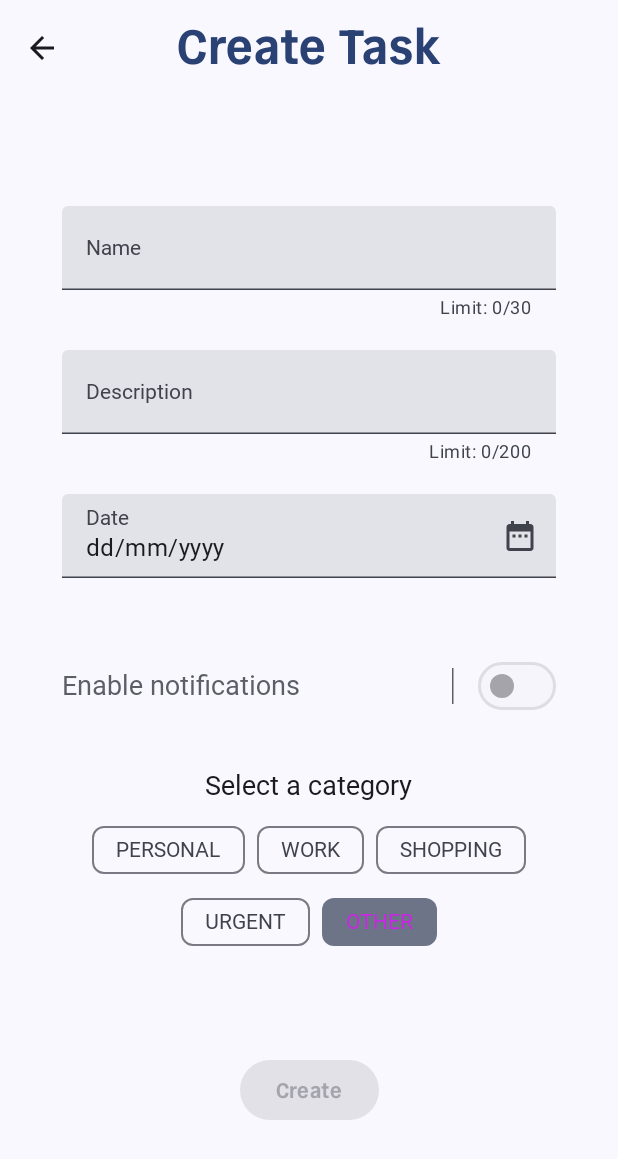
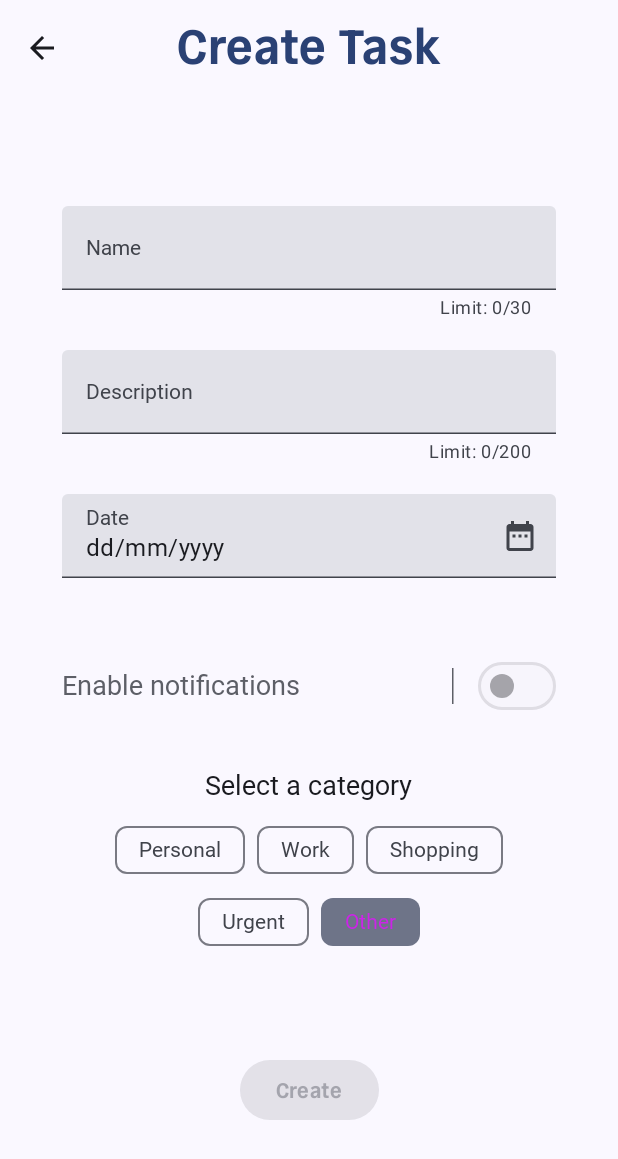
Before and after one commit to nicolasCristaldo/Task_Nest_Android_Compose, an Android app built with Jetpack Compose: the screen it shows after launch (MainActivity), after a tap on "Add Task", on a phone screen of 412 x 824 dp. Shown: the top 1159 px of the screen. Run offline under Robolectric (Android 15) with nearby library versions, the phone set to English and light mode, and no system bars; our stand-ins replace Dagger/Hilt's generated code, Room's generated code; Roboto replaces fonts that are not available here; 1 statement that could not run was skipped.

Commit message:
add languages

```diff
--- a/app/src/main/java/com/nicolascristaldo/tasknest/TaskNestApplication.kt
+++ b/app/src/main/java/com/nicolascristaldo/tasknest/TaskNestApplication.kt
@@ -19,8 +19,8 @@ class TaskNestApplication: Application() {
      * Creates a notification channel for task reminders.
      */
     private fun createNotificationChannel() {
-        val name = "Task Notifications"
-        val descriptionText = "Notifications for task reminders"
+        val name = getString(R.string.notification_channel_name)
+        val descriptionText = getString(R.string.notification_channel_description)
         val importance = NotificationManager.IMPORTANCE_DEFAULT
         val channel = NotificationChannel("TASK_CHANNEL_ID", name, importance).apply {
             description = descriptionText
--- a/app/src/main/java/com/nicolascristaldo/tasknest/data/worker/NotificationWorker.kt
+++ b/app/src/main/java/com/nicolascristaldo/tasknest/data/worker/NotificationWorker.kt
@@ -25,10 +25,11 @@ class TaskNotificationWorker @Inject constructor(
             val taskId = inputData.getInt("TASK_ID", 0)
             val taskName = inputData.getString("TASK_NAME") ?: "Task"
             val taskDescription = inputData.getString("TASK_DESCRIPTION") ?: ""
+            val title = applicationContext.getString(R.string.task_reminder, taskName)
 
             val notification = NotificationCompat.Builder(applicationContext, "TASK_CHANNEL_ID")
                 .setSmallIcon(R.drawable.ic_launcher_foreground)
-                .setContentTitle("Task Reminder: $taskName")
+                .setContentTitle(title)
                 .setContentText(taskDescription)
                 .setPriority(NotificationCompat.PRIORITY_HIGH)
                 .setAutoCancel(true)
--- a/app/src/main/java/com/nicolascristaldo/tasknest/domain/model/Category.kt
+++ b/app/src/main/java/com/nicolascristaldo/tasknest/domain/model/Category.kt
@@ -1,13 +1,17 @@
 package com.nicolascristaldo.tasknest.domain.model
+
+import androidx.annotation.StringRes
+import com.nicolascristaldo.tasknest.R
 
 /**
  * Represents the category of a task.
  * @property color the associated color of the category.
+ * @property stringResId the string resource ID of the category name.
  */
-enum class Category(val color: Int) {
-    PERSONAL(color = 0xFF5EB420.toInt()),
-    WORK(color = 0xFF34A0E8.toInt()),
-    SHOPPING(color = 0xFFE38E11.toInt()),
-    URGENT(color = 0xFFF33F3F.toInt()),
-    OTHER(color = 0xFFCC24E7.toInt())
+enum class Category(val color: Int, @StringRes val stringResId: Int) {
+    PERSONAL(color = 0xFF5EB420.toInt(), stringResId = R.string.category_personal),
+    WORK(color = 0xFF34A0E8.toInt(), stringResId = R.string.category_work),
+    SHOPPING(color = 0xFFE38E11.toInt(), stringResId = R.string.category_shopping),
+    URGENT(color = 0xFFF33F3F.toInt(), stringResId = R.string.category_urgent),
+    OTHER(color = 0xFFCC24E7.toInt(), stringResId = R.string.category_other)
 }
--- a/app/src/main/java/com/nicolascristaldo/tasknest/domain/model/Status.kt
+++ b/app/src/main/java/com/nicolascristaldo/tasknest/domain/model/Status.kt
@@ -1,13 +1,15 @@
 package com.nicolascristaldo.tasknest.domain.model
 
+import androidx.annotation.StringRes
 import com.nicolascristaldo.tasknest.R
 
 /**
  * Represents the status of a task.
  * @property icon The resource ID of the corresponding icon.
+ * @property stringResId The string resource ID of the status name.
  */
-enum class Status(val icon: Int) {
-    IN_PROGRESS(R.drawable.ic_in_progress),
-    COMPLETED(R.drawable.ic_completed),
-    PENDING(R.drawable.ic_pending)
+enum class Status(val icon: Int, @StringRes val stringResId: Int) {
+    IN_PROGRESS(R.drawable.ic_in_progress, R.string.status_in_progress),
+    COMPLETED(R.drawable.ic_completed, R.string.status_completed),
+    PENDING(R.drawable.ic_pending, R.string.status_pending)
 }
--- a/app/src/main/java/com/nicolascristaldo/tasknest/ui/components/AppTextField.kt
+++ b/app/src/main/java/com/nicolascristaldo/tasknest/ui/components/AppTextField.kt
@@ -1,11 +1,11 @@
 package com.nicolascristaldo.tasknest.ui.components
 
 import androidx.compose.foundation.layout.Arrangement
+import androidx.compose.foundation.layout.Box
 import androidx.compose.foundation.layout.Column
-import androidx.compose.foundation.layout.Row
-import androidx.compose.foundation.layout.Spacer
 import androidx.compose.foundation.layout.fillMaxWidth
 import androidx.compose.foundation.layout.padding
+import androidx.compose.foundation.layout.wrapContentWidth
 import androidx.compose.material3.MaterialTheme
 import androidx.compose.material3.Text
 import androidx.compose.material3.TextField
@@ -47,15 +47,20 @@ fun AppTextField(
             isError = if (isFirstTime) false else isError,
             supportingText = {
                 if (limit != null) {
-                    Row {
+                    Box(modifier = Modifier.fillMaxWidth()) {
+                        if (isError && !isFirstTime && errorMessage != null) {
+                            Text(
+                                text = "* $errorMessage",
+                                color = MaterialTheme.colorScheme.error,
+                                modifier = Modifier
+                                    .wrapContentWidth(Alignment.Start)
+                                    .align(Alignment.TopStart)
+                                    .fillMaxWidth(.7f)
+                            )
+                        }
                         Text(
-                            text = if (isError && !isFirstTime) errorMessage?.let { "* $it" } ?: ""
-                            else "",
-                            color = MaterialTheme.colorScheme.error
-                        )
-                        Spacer(modifier = Modifier.weight(1f))
-                        Text(
-                            text = stringResource(R.string.limit_characters, value.length, limit)
+                            text = stringResource(R.string.limit_characters, value.length, limit),
+                            modifier = Modifier.align(Alignment.TopEnd)
                         )
                     }
                 }
--- a/app/src/main/java/com/nicolascristaldo/tasknest/ui/components/StatusWithIcon.kt
+++ b/app/src/main/java/com/nicolascristaldo/tasknest/ui/components/StatusWithIcon.kt
@@ -11,6 +11,7 @@ import androidx.compose.ui.Alignment
 import androidx.compose.ui.Modifier
 import androidx.compose.ui.res.dimensionResource
 import androidx.compose.ui.res.painterResource
+import androidx.compose.ui.res.stringResource
 import androidx.compose.ui.text.TextStyle
 import com.nicolascristaldo.tasknest.R
 import com.nicolascristaldo.tasknest.domain.model.Status
@@ -28,7 +29,7 @@ fun StatusWithIcon(
         modifier = modifier
     ) {
         Text(
-            text = status.name.replace('_', ' '),
+            text = stringResource(status.stringResId),
             style = textStyle
         )
 
--- a/app/src/main/java/com/nicolascristaldo/tasknest/ui/screens/home/components/TaskCard.kt
+++ b/app/src/main/java/com/nicolascristaldo/tasknest/ui/components/TaskCard.kt
@@ -1,4 +1,4 @@
-package com.nicolascristaldo.tasknest.ui.screens.home.components
+package com.nicolascristaldo.tasknest.ui.components
 
 import androidx.compose.foundation.BorderStroke
 import androidx.compose.foundation.layout.Arrangement
@@ -19,8 +19,6 @@ import androidx.compose.ui.res.dimensionResource
 import androidx.compose.ui.text.font.FontWeight
 import com.nicolascristaldo.tasknest.R
 import com.nicolascristaldo.tasknest.domain.model.Task
-import com.nicolascristaldo.tasknest.ui.components.DateWithIcon
-import com.nicolascristaldo.tasknest.ui.components.StatusWithIcon
 
 @Composable
 fun TaskCard(
--- /dev/null
+++ b/app/src/main/java/com/nicolascristaldo/tasknest/ui/components/TaskList.kt
@@ -0,0 +1,43 @@
+package com.nicolascristaldo.tasknest.ui.components
+
+import androidx.compose.foundation.layout.fillMaxWidth
+import androidx.compose.foundation.layout.padding
+import androidx.compose.foundation.lazy.LazyColumn
+import androidx.compose.foundation.lazy.items
+import androidx.compose.material3.Text
+import androidx.compose.runtime.Composable
+import androidx.compose.ui.Alignment
+import androidx.compose.ui.Modifier
+import androidx.compose.ui.res.dimensionResource
+import androidx.compose.ui.res.stringResource
+import com.nicolascristaldo.tasknest.R
+import com.nicolascristaldo.tasknest.domain.model.Task
+
+@Composable
+fun TaskList(
+    tasks: List<Task>,
+    onCardClick: (Int) -> Unit,
+    modifier: Modifier = Modifier
+) {
+    LazyColumn(
+        horizontalAlignment = Alignment.CenterHorizontally,
+        modifier = modifier
+    ) {
+        if (tasks.isEmpty()) {
+            item {
+                Text(text = stringResource(R.string.no_tasks_found))
+            }
+        }
+        else {
+            items(tasks, key = { it.id }) { task ->
+                TaskCard(
+                    task = task,
+                    onClick = { onCardClick(task.id) },
+                    modifier = Modifier
+                        .padding(vertical = dimensionResource(R.dimen.small_padding))
+                        .fillMaxWidth()
+                )
+            }
+        }
+    }
+}
--- a/app/src/main/java/com/nicolascristaldo/tasknest/ui/screens/details/TaskDetailsScreen.kt
+++ b/app/src/main/java/com/nicolascristaldo/tasknest/ui/screens/details/TaskDetailsScreen.kt
@@ -86,7 +86,7 @@ fun TaskDetailsBody(
     ) {
 
         Text(
-            text = task.category.name,
+            text = stringResource(task.category.stringResId).uppercase(),
             style = MaterialTheme.typography.labelLarge,
             color = Color(task.category.color)
         )
--- a/app/src/main/java/com/nicolascristaldo/tasknest/ui/screens/form/components/CategoryChipsSection.kt
+++ b/app/src/main/java/com/nicolascristaldo/tasknest/ui/screens/form/components/CategoryChipsSection.kt
@@ -43,7 +43,7 @@ fun CategoryChipsSection(
         ) {
             Category.entries.forEach { category ->
                 FilterChip(
-                    label = { Text(text = category.name) },
+                    label = { Text(text = stringResource(category.stringResId)) },
                     selected = category == selectedCategory,
                     onClick = { onCategorySelected(category) },
                     colors = FilterChipDefaults.filterChipColors(
--- a/app/src/main/java/com/nicolascristaldo/tasknest/ui/screens/home/HomeScreen.kt
+++ b/app/src/main/java/com/nicolascristaldo/tasknest/ui/screens/home/HomeScreen.kt
@@ -4,8 +4,6 @@ import androidx.compose.foundation.layout.Column
 import androidx.compose.foundation.layout.fillMaxSize
 import androidx.compose.foundation.layout.fillMaxWidth
 import androidx.compose.foundation.layout.padding
-import androidx.compose.foundation.lazy.LazyColumn
-import androidx.compose.foundation.lazy.items
 import androidx.compose.material3.HorizontalDivider
 import androidx.compose.material3.Text
 import androidx.compose.runtime.Composable
@@ -16,9 +14,8 @@ import androidx.compose.ui.res.dimensionResource
 import androidx.compose.ui.res.stringResource
 import androidx.hilt.navigation.compose.hiltViewModel
 import com.nicolascristaldo.tasknest.R
-import com.nicolascristaldo.tasknest.domain.model.Task
 import com.nicolascristaldo.tasknest.ui.components.AppTextField
-import com.nicolascristaldo.tasknest.ui.screens.home.components.TaskCard
+import com.nicolascristaldo.tasknest.ui.components.TaskList
 
 @Composable
 fun HomeScreen(
@@ -35,7 +32,7 @@ fun HomeScreen(
         AppTextField(
             value = uiState.nameFilter ?: "",
             onValueChange = { viewModel.setNameFilter(it) },
-            label = "Search",
+            label = stringResource(R.string.search),
             modifier = Modifier.fillMaxWidth(.8f)
         )
 
@@ -52,32 +49,3 @@ fun HomeScreen(
         }
     }
 }
-
-@Composable
-fun TaskList(
-    tasks: List<Task>,
-    onCardClick: (Int) -> Unit,
-    modifier: Modifier = Modifier
-) {
-    LazyColumn(
-        horizontalAlignment = Alignment.CenterHorizontally,
-        modifier = modifier
-    ) {
-        if (tasks.isEmpty()) {
-            item {
-                Text(text = "No tasks found")
-            }
-        }
-        else {
-            items(tasks, key = { it.id }) { task ->
-                TaskCard(
-                    task = task,
-                    onClick = { onCardClick(task.id) },
-                    modifier = Modifier
-                        .padding(vertical = dimensionResource(R.dimen.small_padding))
-                        .fillMaxWidth()
-                )
-            }
-        }
-    }
-}
--- a/app/src/main/res/values/strings.xml
+++ b/app/src/main/res/values/strings.xml
@@ -1,34 +1,58 @@
 <resources>
+    <!-- App and Screen Titles -->
     <string name="app_name">Task Nest</string>
     <string name="task_form">%s Task</string>
     <string name="task_details">Task Details</string>
 
+    <!-- Actions -->
     <string name="create">Create</string>
     <string name="edit">Edit</string>
-
     <string name="back_button">Back</string>
     <string name="add_task">Add Task</string>
+    <string name="confirm">Confirm</string>
+    <string name="cancel">Cancel</string>
+    <string name="change">Change</string>
+    <string name="delete">Delete</string>
 
+    <!-- Form Fields -->
     <string name="name">Name</string>
     <string name="description">Description</string>
     <string name="date">Date</string>
+    <string name="select_date">Select Date</string>
+    <string name="select_category">Select a category</string>
+    <string name="enable_notifications">Enable notifications</string>
+    <string name="status">Status</string>
 
-    <string name="confirm">Confirm</string>
-    <string name="cancel">Cancel</string>
-
-    <string name="select_date">Select Date</string>
+    <!-- Error Messages -->
     <string name="name_error">Name must be between 1 and 30 characters.</string>
     <string name="description_error">Description too long.</string>
     <string name="date_error">Date must not be in the past.</string>
     <string name="limit_characters">Limit: %d/%d"</string>
-    <string name="select_category">Select a category</string>
-    <string name="enable_notifications">Enable notifications</string>
 
-    <string name="status">Status</string>
-    <string name="change">Change</string>
-    <string name="delete">Delete</string>
+    <!-- Dialogs -->
     <string name="delete_task">Delete Task</string>
     <string name="delete_task_confirmation">Are you sure you want to delete this task?</string>
+
+    <!-- General Messages -->
     <string name="task_not_found">Task not found</string>
+    <string name="no_tasks_found">No tasks found</string>
     <string name="loading">Loading…</string>
+    <string name="search">Search</string>
+
+    <!-- Notifications -->
+    <string name="notification_channel_name">Task Notifications</string>
+    <string name="notification_channel_description">Notifications for task reminders</string>
+    <string name="task_reminder">Task Reminder: %1$s</string>
+
+    <!-- Task Categories -->
+    <string name="category_personal">Personal</string>
+    <string name="category_work">Work</string>
+    <string name="category_shopping">Shopping</string>
+    <string name="category_urgent">Urgent</string>
+    <string name="category_other">Other</string>
+
+    <!-- Task Statuses -->
+    <string name="status_in_progress">In Progress</string>
+    <string name="status_completed">Completed</string>
+    <string name="status_pending">Pending</string>
 </resources>
```
Also changed, not shown: 3 other files.
